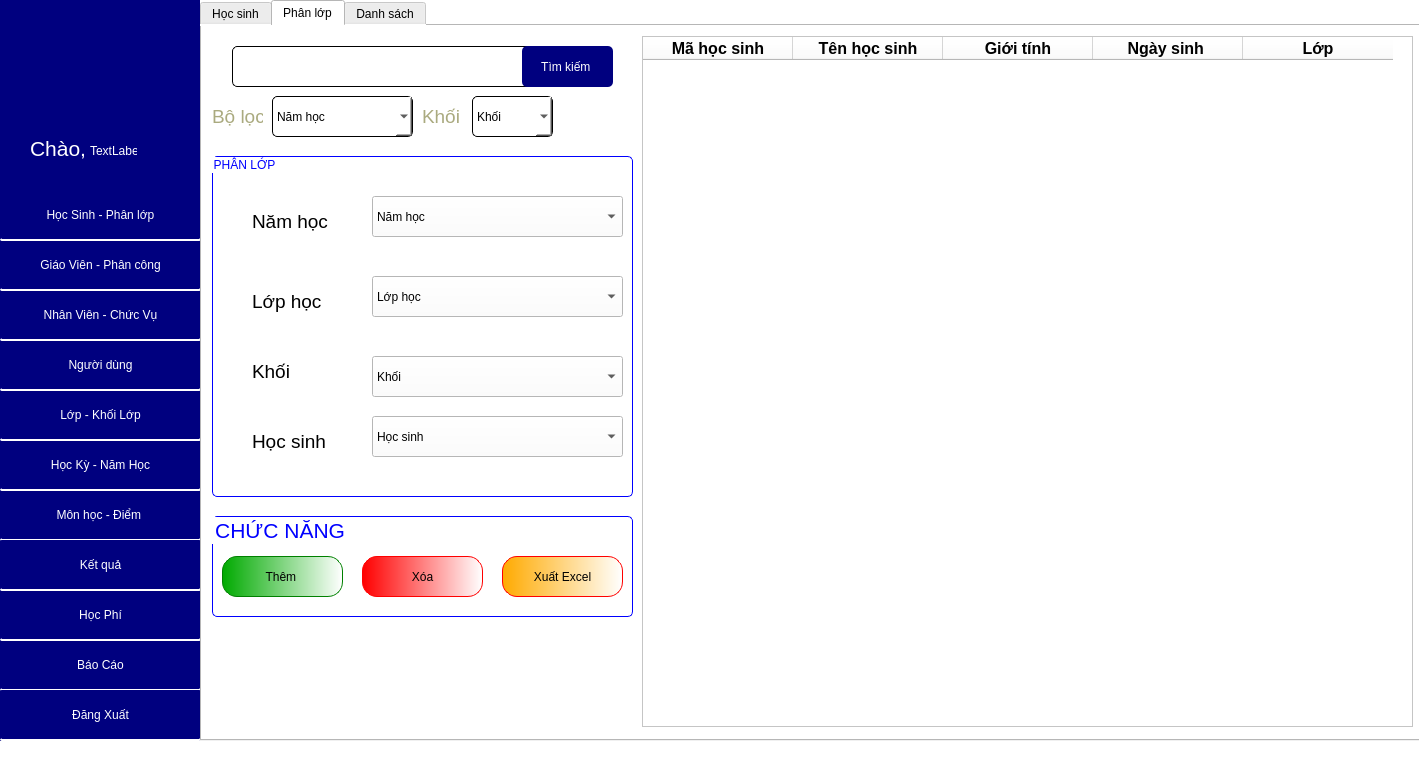
phuthuy44/Student--py, file GUI/TrangChu.ui: the form before one commit.
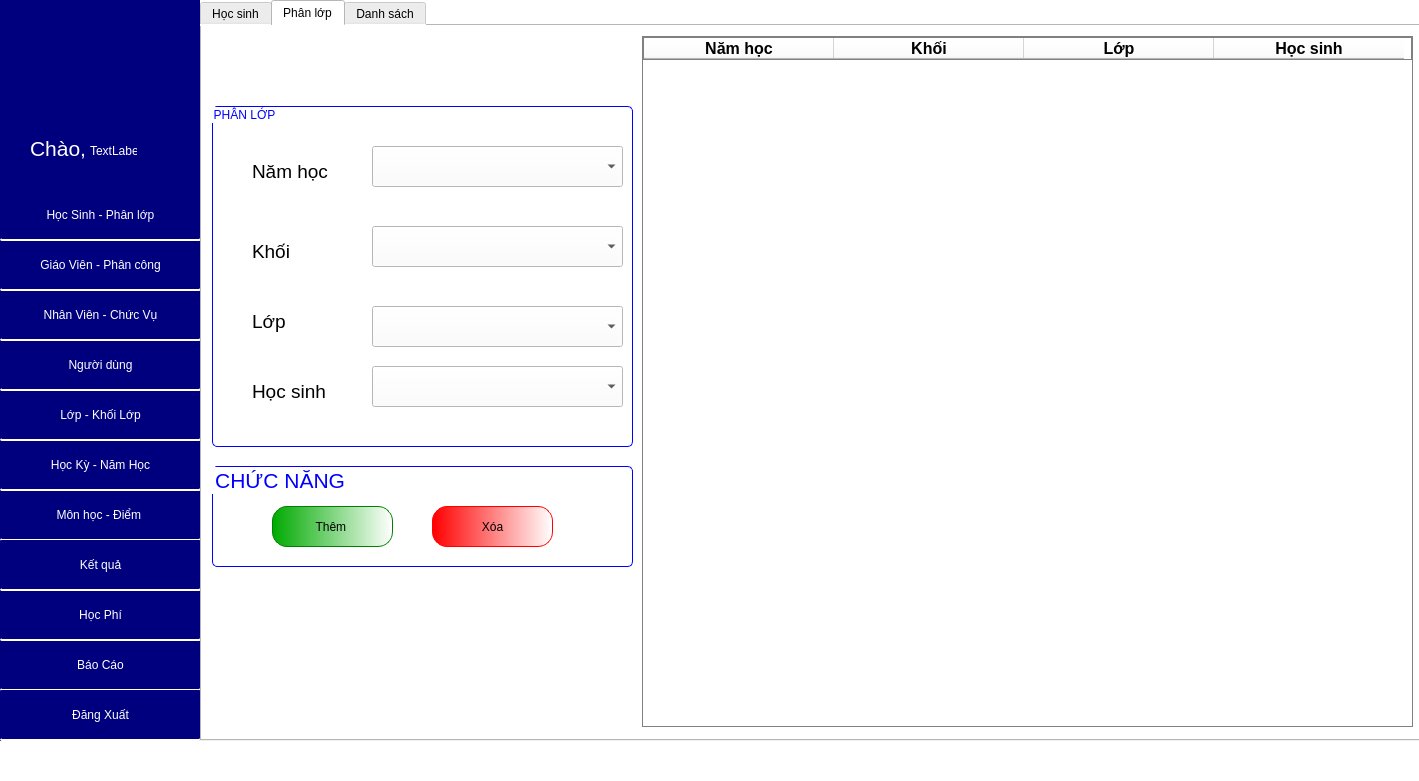
The form after the commit. The open tabs and pages were chosen to show the change.

The edit to the form file:
```diff
--- a/GUI/TrangChu.ui
+++ b/GUI/TrangChu.ui
@@ -1349,7 +1349,7 @@
         <property name="geometry">
          <rect>
           <x>10</x>
-          <y>130</y>
+          <y>80</y>
           <width>421</width>
           <height>341</height>
          </rect>
@@ -1400,7 +1400,7 @@
           </font>
          </property>
          <property name="text">
-          <string>Lớp học</string>
+          <string>Khối</string>
          </property>
         </widget>
         <widget class="QComboBox" name="cBoxNH">
@@ -1417,11 +1417,6 @@
 color: rgb(0, 0, 0);
 font: 14pt &quot;Tahoma&quot;;</string>
          </property>
-         <item>
-          <property name="text">
-           <string>Năm học</string>
-          </property>
-         </item>
         </widget>
         <widget class="QComboBox" name="cBoxKhoi">
          <property name="geometry">
@@ -1437,11 +1432,6 @@
 color: rgb(0, 0, 0);
 font: 14pt &quot;Tahoma&quot;;</string>
          </property>
-         <item>
-          <property name="text">
-           <string>Khối</string>
-          </property>
-         </item>
         </widget>
         <widget class="QComboBox" name="cbBoxLopHoc">
          <property name="geometry">
@@ -1457,11 +1447,6 @@
 color: rgb(0, 0, 0);
 font: 14pt &quot;Tahoma&quot;;</string>
          </property>
-         <item>
-          <property name="text">
-           <string>Lớp học</string>
-          </property>
-         </item>
         </widget>
         <widget class="QLabel" name="label_82">
          <property name="geometry">
@@ -1479,7 +1464,7 @@
           </font>
          </property>
          <property name="text">
-          <string>Khối </string>
+          <string>Lớp</string>
          </property>
         </widget>
         <widget class="QLabel" name="label_83">
@@ -1515,18 +1500,13 @@
 color: rgb(0, 0, 0);
 font: 14pt &quot;Tahoma&quot;;</string>
          </property>
-         <item>
-          <property name="text">
-           <string>Học sinh</string>
-          </property>
-         </item>
         </widget>
        </widget>
        <widget class="QGroupBox" name="groupBox_8">
         <property name="geometry">
          <rect>
           <x>10</x>
-          <y>490</y>
+          <y>440</y>
           <width>421</width>
           <height>101</height>
          </rect>
@@ -1550,7 +1530,7 @@
         <widget class="QPushButton" name="btnXoaHocSinhRemoveList">
          <property name="geometry">
           <rect>
-           <x>150</x>
+           <x>220</x>
            <y>40</y>
            <width>121</width>
            <height>41</height>
@@ -1576,7 +1556,7 @@
         <widget class="QPushButton" name="btnThemHocSinhIntoList">
          <property name="geometry">
           <rect>
-           <x>10</x>
+           <x>60</x>
            <y>40</y>
            <width>121</width>
            <height>41</height>
@@ -1599,32 +1579,6 @@
           <string>Thêm </string>
          </property>
         </widget>
-        <widget class="QPushButton" name="pushButton_136">
-         <property name="geometry">
-          <rect>
-           <x>290</x>
-           <y>40</y>
-           <width>121</width>
-           <height>41</height>
-          </rect>
-         </property>
-         <property name="styleSheet">
-          <string notr="true">QPushButton{
-font: 16pt &quot;Tahoma&quot;;
-border-radius:15px;
-border:1px solid red;
-background-color: qlineargradient(spread:pad, x1:0, y1:0, x2:1, y2:0, stop:0 rgba(255, 170, 0, 255), stop:1 rgba(255, 255, 255, 255));
-}
-QPushButton:hover{
-	font: 18pt &quot;Tahoma&quot;;
-background-color:qlineargradient(spread:pad, x1:0, y1:0, x2:1, y2:0, stop:0 rgba(255, 85, 0, 255), stop:1 rgba(255, 255, 255, 255));
-}
-</string>
-         </property>
-         <property name="text">
-          <string>Xuất Excel</string>
-         </property>
-        </widget>
        </widget>
        <widget class="QTableWidget" name="tableListHocSinh">
         <property name="geometry">
@@ -1635,223 +1589,79 @@
           <height>691</height>
          </rect>
         </property>
+        <property name="styleSheet">
+         <string notr="true">border: 1px solid gray;
+border- radius:2px;
+color: rgb(0, 0, 0);
+font: 75 14pt &quot;Tahoma&quot;;</string>
+        </property>
         <attribute name="horizontalHeaderDefaultSectionSize">
-         <number>150</number>
+         <number>190</number>
         </attribute>
         <column>
          <property name="text">
-          <string>Mã học sinh</string>
-         </property>
-         <property name="font">
-          <font>
-           <family>Tahoma</family>
-           <pointsize>12</pointsize>
-           <weight>75</weight>
-           <bold>true</bold>
-          </font>
-         </property>
-         <property name="textAlignment">
-          <set>AlignCenter</set>
-         </property>
-        </column>
-        <column>
-         <property name="text">
-          <string>Tên học sinh</string>
-         </property>
-         <property name="font">
-          <font>
-           <family>Tahoma</family>
-           <pointsize>12</pointsize>
-           <weight>75</weight>
-           <bold>true</bold>
-          </font>
-         </property>
-         <property name="textAlignment">
-          <set>AlignCenter</set>
-         </property>
-        </column>
-        <column>
-         <property name="text">
-          <string>Giới tính</string>
-         </property>
-         <property name="font">
-          <font>
-           <family>Tahoma</family>
-           <pointsize>12</pointsize>
-           <weight>75</weight>
-           <bold>true</bold>
-          </font>
-         </property>
-         <property name="textAlignment">
-          <set>AlignCenter</set>
-         </property>
-        </column>
-        <column>
-         <property name="text">
-          <string>Ngày sinh </string>
-         </property>
-         <property name="font">
-          <font>
-           <family>Tahoma</family>
-           <pointsize>12</pointsize>
-           <weight>75</weight>
-           <bold>true</bold>
-          </font>
-         </property>
-         <property name="textAlignment">
-          <set>AlignCenter</set>
-         </property>
-        </column>
-        <column>
-         <property name="text">
-          <string>Lớp</string>
-         </property>
-         <property name="font">
-          <font>
-           <family>Tahoma</family>
-           <pointsize>12</pointsize>
-           <weight>75</weight>
-           <bold>true</bold>
-          </font>
-         </property>
-         <property name="textAlignment">
-          <set>AlignCenter</set>
-         </property>
-        </column>
-       </widget>
-       <widget class="QLabel" name="label_88">
-        <property name="geometry">
-         <rect>
-          <x>10</x>
-          <y>70</y>
-          <width>51</width>
-          <height>41</height>
-         </rect>
-        </property>
-        <property name="font">
-         <font>
-          <family>Tahoma</family>
-          <pointsize>14</pointsize>
-         </font>
-        </property>
-        <property name="styleSheet">
-         <string notr="true">color: rgb(170, 170, 127);</string>
-        </property>
-        <property name="text">
-         <string>Bộ lọc</string>
-        </property>
-       </widget>
-       <widget class="QComboBox" name="comboBox_16">
-        <property name="geometry">
-         <rect>
-          <x>70</x>
-          <y>70</y>
-          <width>141</width>
-          <height>41</height>
-         </rect>
-        </property>
-        <property name="styleSheet">
-         <string notr="true">QComboBox{
-font: 16pt &quot;Tahoma&quot;;
-	color: rgb(0, 0, 0);
-border: 1px solid black;
-border-radius:5px;
-}</string>
-        </property>
-        <item>
-         <property name="text">
           <string>Năm học</string>
          </property>
-        </item>
-       </widget>
-       <widget class="QLabel" name="label_90">
-        <property name="geometry">
-         <rect>
-          <x>220</x>
-          <y>70</y>
-          <width>51</width>
-          <height>41</height>
-         </rect>
-        </property>
-        <property name="font">
-         <font>
-          <family>Tahoma</family>
-          <pointsize>14</pointsize>
-         </font>
-        </property>
-        <property name="styleSheet">
-         <string notr="true">color: rgb(170, 170, 127);</string>
-        </property>
-        <property name="text">
-         <string>Khối</string>
-        </property>
-       </widget>
-       <widget class="QComboBox" name="comboBox_18">
-        <property name="geometry">
-         <rect>
-          <x>270</x>
-          <y>70</y>
-          <width>81</width>
-          <height>41</height>
-         </rect>
-        </property>
-        <property name="styleSheet">
-         <string notr="true">QComboBox{
-font: 16pt &quot;Tahoma&quot;;
-	color: rgb(0, 0, 0);
-border: 1px solid black;
-border-radius:5px;
-}</string>
-        </property>
-        <item>
+         <property name="font">
+          <font>
+           <family>Tahoma</family>
+           <pointsize>12</pointsize>
+           <weight>75</weight>
+           <bold>true</bold>
+          </font>
+         </property>
+         <property name="textAlignment">
+          <set>AlignCenter</set>
+         </property>
+        </column>
+        <column>
          <property name="text">
           <string>Khối</string>
          </property>
-        </item>
-       </widget>
-       <widget class="QLineEdit" name="lineEdit_36">
-        <property name="geometry">
-         <rect>
-          <x>30</x>
-          <y>20</y>
-          <width>331</width>
-          <height>41</height>
-         </rect>
-        </property>
-        <property name="styleSheet">
-         <string notr="true">QLineEdit{
-font: 16pt &quot;Tahoma&quot;;
-border-radius:5px;
-border: 1px solid black;
-}</string>
-        </property>
-       </widget>
-       <widget class="QPushButton" name="pushButton_40">
-        <property name="geometry">
-         <rect>
-          <x>320</x>
-          <y>20</y>
-          <width>91</width>
-          <height>41</height>
-         </rect>
-        </property>
-        <property name="styleSheet">
-         <string notr="true">QPushButton{
-background-color: rgb(0, 0, 127);
-color:white;
-	font: 14pt &quot;Tahoma&quot;;
-border-radius:5px;
-}
-QPushButton:hover{
-border:0.5px solid black;
-	background-color: yellow;
-color:black;
-	
-}</string>
-        </property>
-        <property name="text">
-         <string>Tìm kiếm </string>
-        </property>
+         <property name="font">
+          <font>
+           <family>Tahoma</family>
+           <pointsize>12</pointsize>
+           <weight>75</weight>
+           <bold>true</bold>
+          </font>
+         </property>
+         <property name="textAlignment">
+          <set>AlignCenter</set>
+         </property>
+        </column>
+        <column>
+         <property name="text">
+          <string>Lớp</string>
+         </property>
+         <property name="font">
+          <font>
+           <family>Tahoma</family>
+           <pointsize>12</pointsize>
+           <weight>75</weight>
+           <bold>true</bold>
+          </font>
+         </property>
+         <property name="textAlignment">
+          <set>AlignCenter</set>
+         </property>
+        </column>
+        <column>
+         <property name="text">
+          <string>Học sinh</string>
+         </property>
+         <property name="font">
+          <font>
+           <family>Tahoma</family>
+           <pointsize>12</pointsize>
+           <weight>75</weight>
+           <bold>true</bold>
+          </font>
+         </property>
+         <property name="textAlignment">
+          <set>AlignCenter</set>
+         </property>
+        </column>
        </widget>
       </widget>
       <widget class="QWidget" name="tab_14">
```
Left out of the diff: 499 changed lines with no effect on the pictures.
